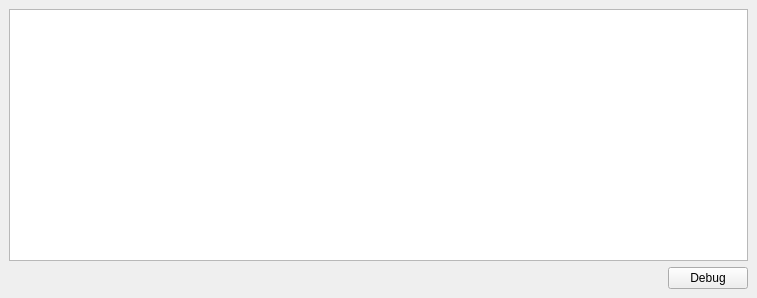
Above: gene_count/mainwindow.ui from emptyewer/deepn- before the change. Below: the same form after it.
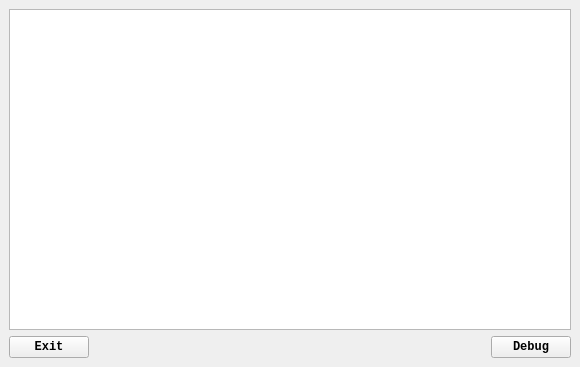
That is the form after the change.

What changed in the file:
```diff
--- a/gene_count/mainwindow.ui
+++ b/gene_count/mainwindow.ui
@@ -6,10 +6,16 @@
    <rect>
     <x>0</x>
     <y>0</y>
-    <width>757</width>
-    <height>298</height>
+    <width>580</width>
+    <height>367</height>
    </rect>
   </property>
+  <property name="font">
+   <font>
+    <family>Courier New</family>
+    <bold>true</bold>
+   </font>
+  </property>
   <property name="windowTitle">
    <string>Gene Count ++</string>
   </property>
@@ -30,6 +36,13 @@
     </item>
     <item>
      <layout class="QHBoxLayout" name="horizontalLayout">
+      <item>
+       <widget class="QPushButton" name="exit_btn">
+        <property name="text">
+         <string>Exit</string>
+        </property>
+       </widget>
+      </item>
       <item>
        <spacer name="horizontalSpacer">
         <property name="orientation">
```
Left out of the diff: 23 changed lines with no effect on the pictures.
